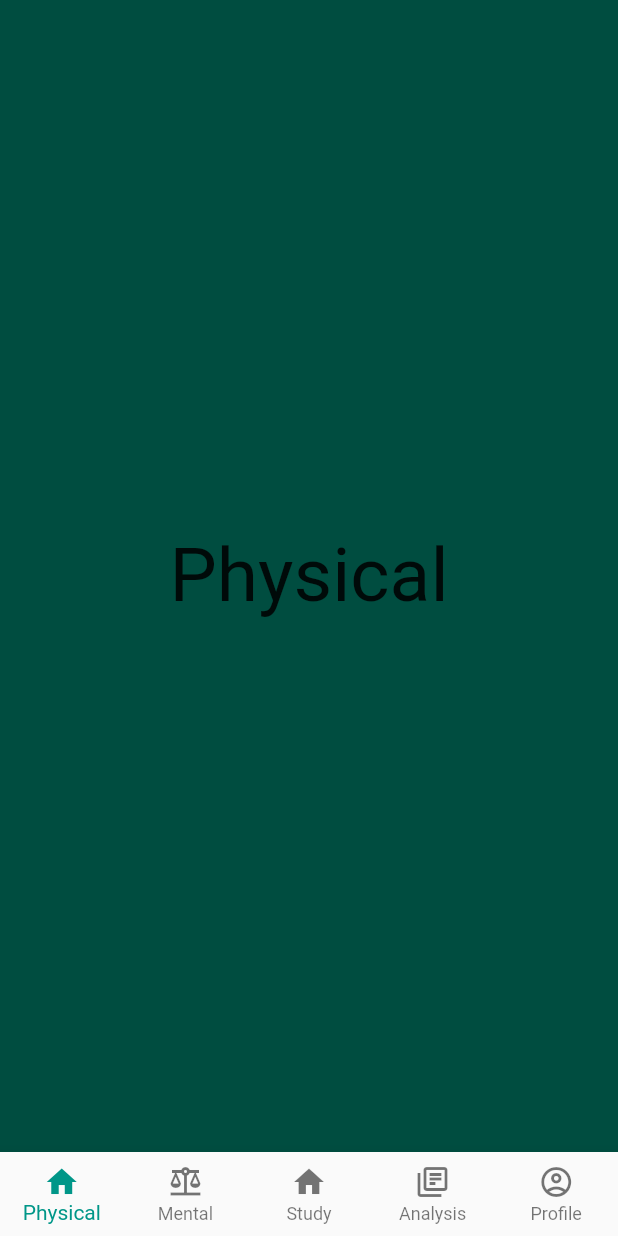
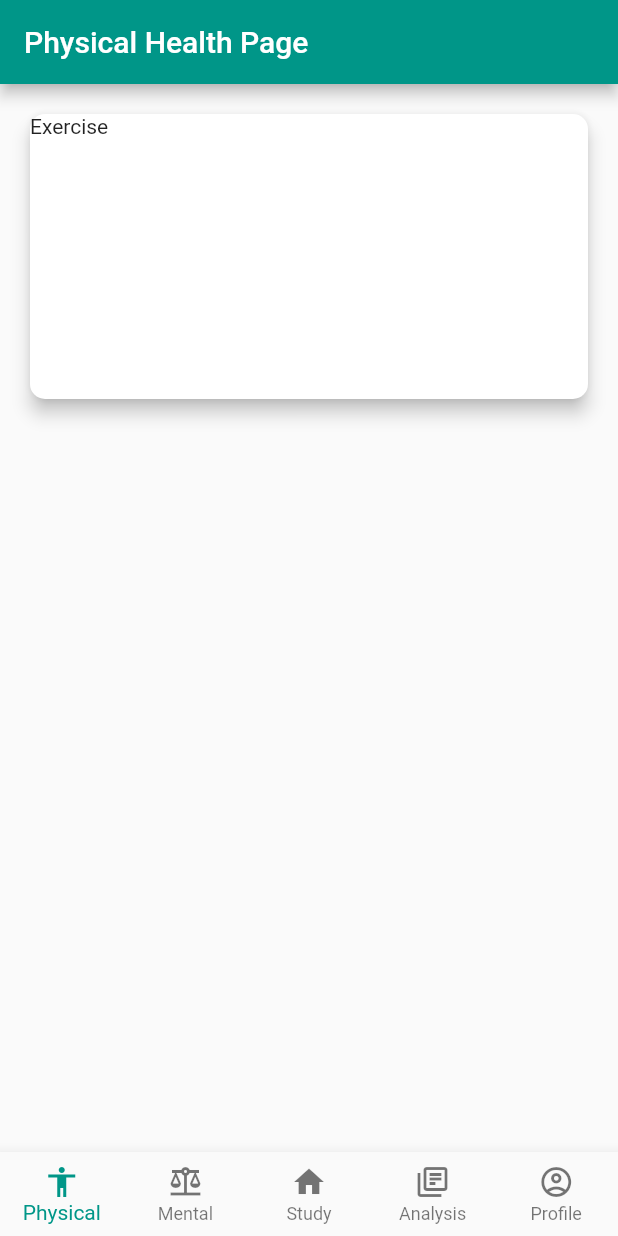
Before and after one commit to austinrafter/StudentHealthApplication, a Flutter app: the screen it shows after launch, on a phone screen of 412 x 824 dp. Run offline on Flutter 3.47's test engine with Material 2 defaults, Android fonts, the phone set to English and light mode, and no system bars.

Commit message:
Exercise/Meditation 9. Created physical page and linked to an exercise type page within a container

```diff
--- a/healthone/lib/global.dart
+++ b/healthone/lib/global.dart
@@ -1,2 +1,4 @@
 const String url = "http://localhost:80/";
 const Map<String, String> headers = {"Content-Type": "application/json"};
+const String exercise = "http://localhost:8080/exercises";
+const String meditation = "http://localhost:8080/meditations";
--- a/healthone/lib/main.dart
+++ b/healthone/lib/main.dart
@@ -1,5 +1,6 @@
 import 'package:flutter/material.dart';
 import 'pages/mental_page.dart';
+import 'pages/physical_page.dart';
 
 void main() {
   runApp(const MyApp());
@@ -32,7 +33,7 @@ class _HomePageState extends State<HomePage>{
 int currentIndex = 0;
 
 final screens = [
-  Center(child: Text('Physical', style: TextStyle(fontSize:50))),
+  PhysicalPage(),
   MentalPage(),
   Center(child: Text('Study', style: TextStyle(fontSize:50))),
   Center(child: Text('Analysis', style: TextStyle(fontSize:50))),
@@ -82,7 +83,7 @@ final HomeBG bg = new HomeBG();
         onTap: (index) => setState(() => currentIndex = index),
         items: const[
           BottomNavigationBarItem(
-            icon: Icon(Icons.home),
+            icon: Icon(Icons.accessibility),
             label: "Physical",
           ),
           BottomNavigationBarItem(
--- /dev/null
+++ b/healthone/lib/pages/physical_page.dart
@@ -0,0 +1,42 @@
+import 'package:flutter/material.dart';
+import 'exercise_type_page.dart';
+
+class PhysicalPage extends StatelessWidget{
+  const PhysicalPage({Key? key}) : super(key: key);
+
+  // This widget is the root of your application.
+  @override
+  Widget build(BuildContext context) {
+    return Scaffold(
+
+      appBar: AppBar(
+        title: const Text("Physical Health Page"),
+      ),
+
+      body: Container(
+    padding: EdgeInsets.fromLTRB(10,10,10,0),
+    height: 220,
+    width: double.maxFinite,
+
+    child: GestureDetector(
+      onTap: () {
+        Navigator.push(
+          context,
+          MaterialPageRoute(builder: (context) => const ExerciseTypePage()),
+        );
+      },
+          child:Card(
+    child: const Text('Exercise'),
+      shape: RoundedRectangleBorder(
+        borderRadius: BorderRadius.circular(10.0),
+      ),
+      elevation: 5,
+      margin: EdgeInsets.all(10),
+      ),
+    ),
+
+      ),
+
+    );
+  }
+}
```
Also changed, not shown: healthone/lib/pages/exercise_type_page.dart (added, +23 -0 lines), 1 other file.
